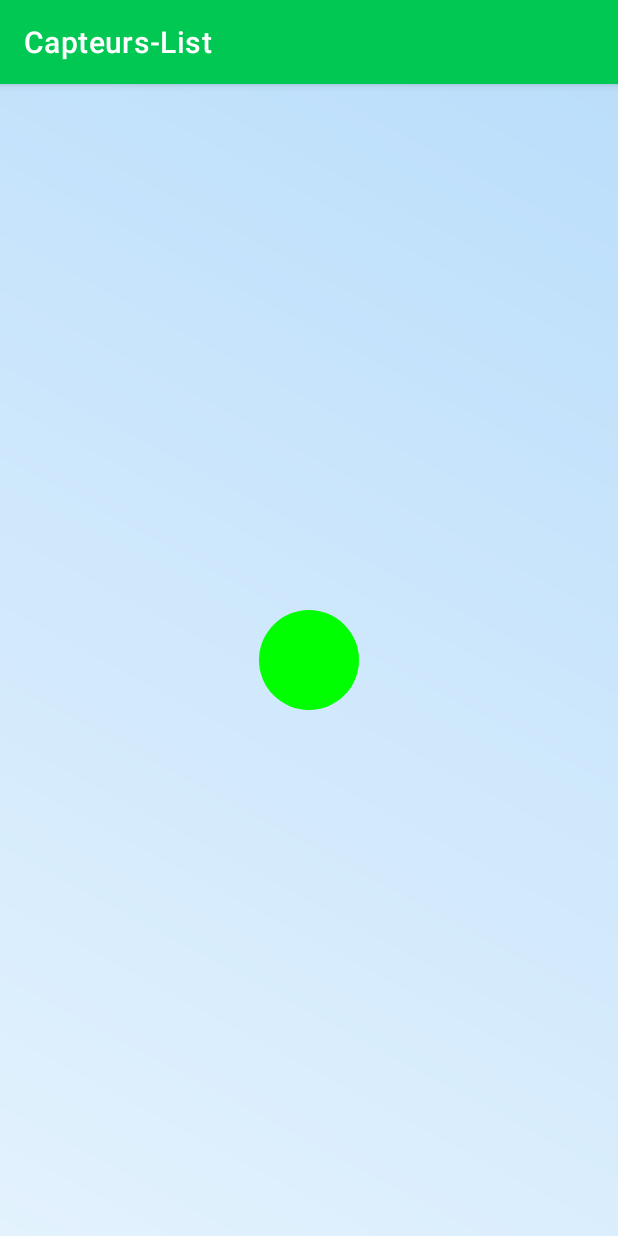
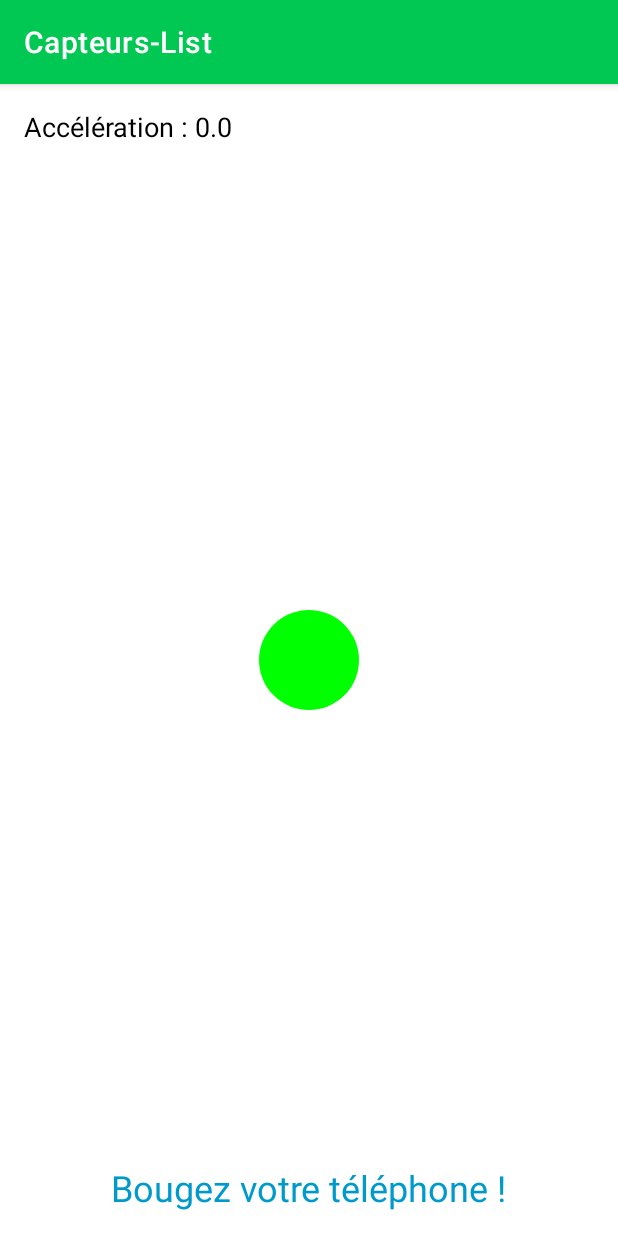
Before and after one commit to YoussefGri/capteurs, an Android app: the AccelerometreActivity screen opened directly, with no data from a screen before it, on a phone screen of 412 x 824 dp. Run offline under Robolectric (Android 15) with nearby library versions, the phone set to English and light mode, and no system bars; our stand-ins replace CircleImageView.

Commit message:
version avec phrases

```diff
--- a/app/src/main/java/com/example/capteurs/AccelerometreActivity.java
+++ b/app/src/main/java/com/example/capteurs/AccelerometreActivity.java
@@ -6,16 +6,15 @@ import android.hardware.SensorEvent;
 import android.hardware.SensorEventListener;
 import android.hardware.SensorManager;
 import android.os.Bundle;
+import android.widget.TextView;
 import androidx.appcompat.app.AppCompatActivity;
-
-import java.util.logging.Logger;
 
 public class AccelerometreActivity extends AppCompatActivity implements SensorEventListener {
 
     private SensorManager sensorManager;
     private BouleView bouleView;
-
-    private Logger logger = Logger.getLogger(AccelerometreActivity.class.getName());
+    private TextView accelerationText;
+    private TextView messageText;
 
     @Override
     protected void onCreate(Bundle savedInstanceState) {
@@ -23,6 +22,8 @@ public class AccelerometreActivity extends AppCompatActivity implements SensorEv
         setContentView(R.layout.activity_accelerometre);
 
         bouleView = findViewById(R.id.bouleView); // Récupérer la vue personnalisée
+        accelerationText = findViewById(R.id.accelerationText); // Récupérer le TextView pour l'accélération
+        messageText = findViewById(R.id.messageText); // Récupérer le TextView pour le message
 
         // Initialisation du gestionnaire de capteurs
         sensorManager = (SensorManager) getSystemService(SENSOR_SERVICE);
@@ -38,18 +39,31 @@ public class AccelerometreActivity extends AppCompatActivity implements SensorEv
         if (event.sensor.getType() == Sensor.TYPE_ACCELEROMETER) {
             float acceleration = Math.abs(event.values[0]) + Math.abs(event.values[1]) + Math.abs(event.values[2]);
 
+            // Mettre à jour le texte de l'accélération
+            accelerationText.setText(String.format("Accélération : %.2f", acceleration));
+
+            // Mettre à jour le message en fonction de l'intensité du mouvement
+            if (acceleration < 10) {
+                messageText.setText("Tout est calme...");
+                messageText.setTextColor(Color.GREEN);
+            } else if (acceleration >= 10 && acceleration < 12) {
+                messageText.setText("On bouge un peu !");
+                messageText.setTextColor(Color.BLACK);
+            } else {
+                messageText.setText("Ça secoue !");
+                messageText.setTextColor(Color.RED);
+            }
+
             // Calculer le déplacement progressif de la boule
             float deltaX = event.values[0] * 5; // Ajuster la sensibilité du mouvement
             float deltaY = -event.values[1] * 5; // Inverser Y pour correspondre à l'écran
 
             bouleView.updatePosition(deltaX, deltaY);
 
-            logger.info("Acceleration: " + acceleration);
-
             // Changer la couleur de la boule selon les catégories
             if (acceleration < 10) {
                 bouleView.setColor(Color.GREEN); // Faible mouvement
-            } else if (acceleration >= 10 && acceleration < 12) {
+            } else if (acceleration >= 10 && acceleration < 20) {
                 bouleView.setColor(Color.BLACK); // Mouvement moyen
             } else {
                 bouleView.setColor(Color.RED); // Mouvement intense
--- a/app/src/main/res/layout/activity_accelerometre.xml
+++ b/app/src/main/res/layout/activity_accelerometre.xml
@@ -5,13 +5,39 @@
     xmlns:tools="http://schemas.android.com/tools"
     android:layout_width="match_parent"
     android:layout_height="match_parent"
-    tools:context=".AccelerometreActivity"
-    android:background="@drawable/background_gradient">
+    android:background="@android:color/white"
+    tools:context=".AccelerometreActivity">
 
+    <!-- Vue personnalisée pour la boule -->
     <com.example.capteurs.BouleView
         android:id="@+id/bouleView"
         android:layout_width="match_parent"
         android:layout_height="match_parent"
         android:background="@android:color/transparent" />
 
+    <!-- TextView pour afficher les valeurs de l'accéléromètre -->
+    <TextView
+        android:id="@+id/accelerationText"
+        android:layout_width="wrap_content"
+        android:layout_height="wrap_content"
+        android:text="Accélération : 0.0"
+        android:textSize="18sp"
+        android:textColor="@android:color/black"
+        android:padding="16dp"
+        app:layout_constraintTop_toTopOf="parent"
+        app:layout_constraintStart_toStartOf="parent" />
+
+    <!-- TextView pour afficher un message dynamique -->
+    <TextView
+        android:id="@+id/messageText"
+        android:layout_width="wrap_content"
+        android:layout_height="wrap_content"
+        android:text="Bougez votre téléphone !"
+        android:textSize="24sp"
+        android:textColor="@android:color/holo_blue_dark"
+        android:padding="16dp"
+        app:layout_constraintBottom_toBottomOf="parent"
+        app:layout_constraintEnd_toEndOf="parent"
+        app:layout_constraintStart_toStartOf="parent" />
+
 </androidx.constraintlayout.widget.ConstraintLayout>
```
